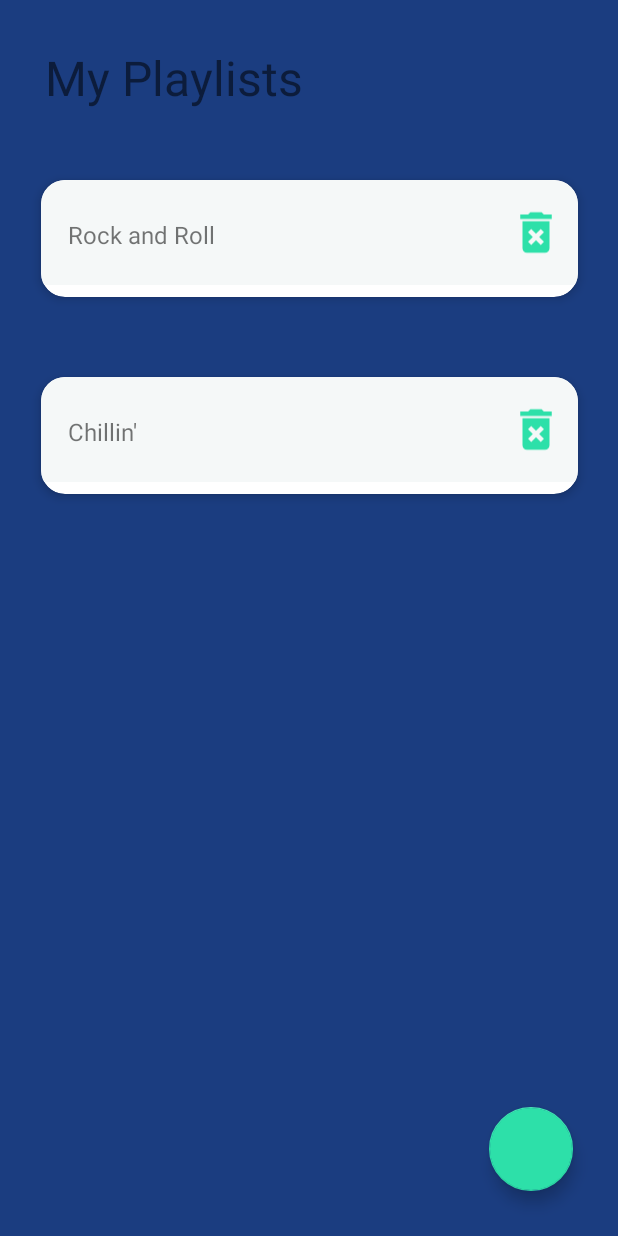
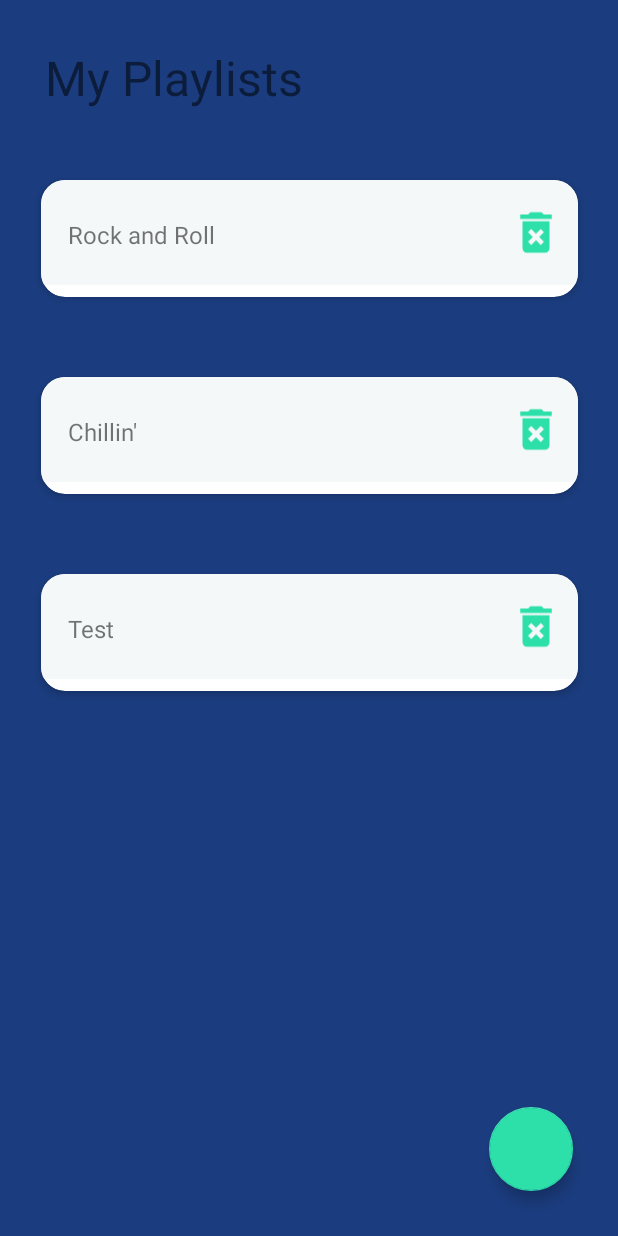
Before and after one commit to andresmarnezAppDevelopment/Trabajo-Final-Android, an Android app: the PlaylistsFragment screen opened through its navigation route, on a phone screen of 412 x 824 dp. Run offline under Robolectric (Android 15) with nearby library versions, the phone set to English and light mode, and no system bars; our stand-ins replace Room's generated code, navigation-ui.

Commit message:
Añadido Parcelize a Playlist, añadido evento de click en elemento de la lista de Playlists

```diff
--- a/app/src/main/java/net/iessochoa/grupof/practicafinalandroid/db/MixMuseDataBase.kt
+++ b/app/src/main/java/net/iessochoa/grupof/practicafinalandroid/db/MixMuseDataBase.kt
@@ -58,9 +58,11 @@ public abstract class MixMuseDataBase : RoomDatabase() {
             }
 
             suspend fun loadPlaylists(playlistDAO: PlaylistDAO){
+                val testList : List<Long> = listOf<Long>(1L, 2L)
                 playlistDAO.insert(Playlist(0,"admin","My Favourites Songs" , mutableListOf<Long>()))
                 playlistDAO.insert(Playlist(1,"admin","Rock and Roll" , mutableListOf<Long>()))
                 playlistDAO.insert(Playlist(2,"admin","Chillin'" , mutableListOf<Long>()))
+                playlistDAO.insert(Playlist(3,"admin","Test" , testList))
 
             }
 
--- a/app/src/main/java/net/iessochoa/grupof/practicafinalandroid/ui/PlaylistsFragment.kt
+++ b/app/src/main/java/net/iessochoa/grupof/practicafinalandroid/ui/PlaylistsFragment.kt
@@ -41,6 +41,7 @@ class PlaylistsFragment : Fragment() {
         super.onViewCreated(view, savedInstanceState)
 
         iniciaRecyclerView()
+        inicializaCRUD()
 
         runBlocking{
             playlistAdapter.setLista(viewModel.getAllPlaylists())
@@ -56,6 +57,25 @@ class PlaylistsFragment : Fragment() {
         }
     }
 
+    private fun inicializaCRUD(){
+        //Creación de una nueva playlist
+        binding.fbButton.setOnClickListener{
+            //Todo: Cosas para crear la nueva Playlist
+        }
+
+        playlistAdapter.onListaClickListener = object : PlaylistAdapter.OnPlaylistClickListener{
+            override fun onListaClick(lista: Playlist?) {
+                val accion = PlaylistsFragmentDirections.actionPlaylistFragmentToPlaylistDetailsFragment(lista)
+                findNavController().navigate(accion)
+            }
+
+            override fun onListaBorrarClick(lista: Playlist?) {
+                //Todo: Acción de borrar una playlist de la base de datos
+            }
+
+        }
+    }
+
     override fun onDestroyView() {
         super.onDestroyView()
         _binding = null
--- a/app/src/main/res/navigation/nav_graph.xml
+++ b/app/src/main/res/navigation/nav_graph.xml
@@ -21,6 +21,19 @@
         android:name="net.iessochoa.grupof.practicafinalandroid.ui.PlaylistsFragment"
         android:label="Playlists"
         tools:layout="@layout/fragment_playlists">
+        <action
+            android:id="@+id/action_PlaylistFragment_to_playlistDetailsFragment"
+            app:destination="@id/playlistDetailsFragment" />
+    </fragment>
+    <fragment
+        android:id="@+id/playlistDetailsFragment"
+        android:name="net.iessochoa.grupof.practicafinalandroid.ui.PlaylistDetailsFragment"
+        android:label="fragment_playlist_details"
+        tools:layout="@layout/fragment_playlist_details" >
+        <argument
+            android:name="playlist"
+            app:argType="net.iessochoa.grupof.practicafinalandroid.model.Playlist"
+            app:nullable="true" />
     </fragment>
 
 </navigation>
--- a/build.gradle
+++ b/build.gradle
@@ -13,7 +13,7 @@ plugins {
     id 'com.android.application' version '7.2.1' apply false
     id 'com.android.library' version '7.2.1' apply false
     id 'org.jetbrains.kotlin.android' version '1.7.10' apply false
-    id "org.jetbrains.kotlin.kapt" version "1.8.20-Beta"
+    //id "org.jetbrains.kotlin.kapt" version "1.8.20-Beta"
 }
 
 ext {
@@ -30,9 +30,7 @@ ext {
     espressoVersion = '3.1.0'
     androidxJunitVersion = '1.1.2'
 }
-
-apply plugin: 'kotlin-kapt'
-
+//apply plugin: 'kotlin-kapt'
 task clean(type: Delete) {
     delete rootProject.buildDir
 }
```
Also changed, not shown: app/build.gradle (+7 -3 lines), app/src/main/java/net/iessochoa/grupof/practicafinalandroid/model/PlayList.kt (+9 -2 lines), app/src/main/java/net/iessochoa/grupof/practicafinalandroid/ui/PlaylistDetailsFragment.kt (added, +37 -0 lines), app/src/main/java/net/iessochoa/grupof/practicafinalandroid/ui/adapters/PlaylistAdapter.kt (+5 -6 lines), app/src/main/res/layout/fragment_playlist_details.xml (added, +38 -0 lines).
